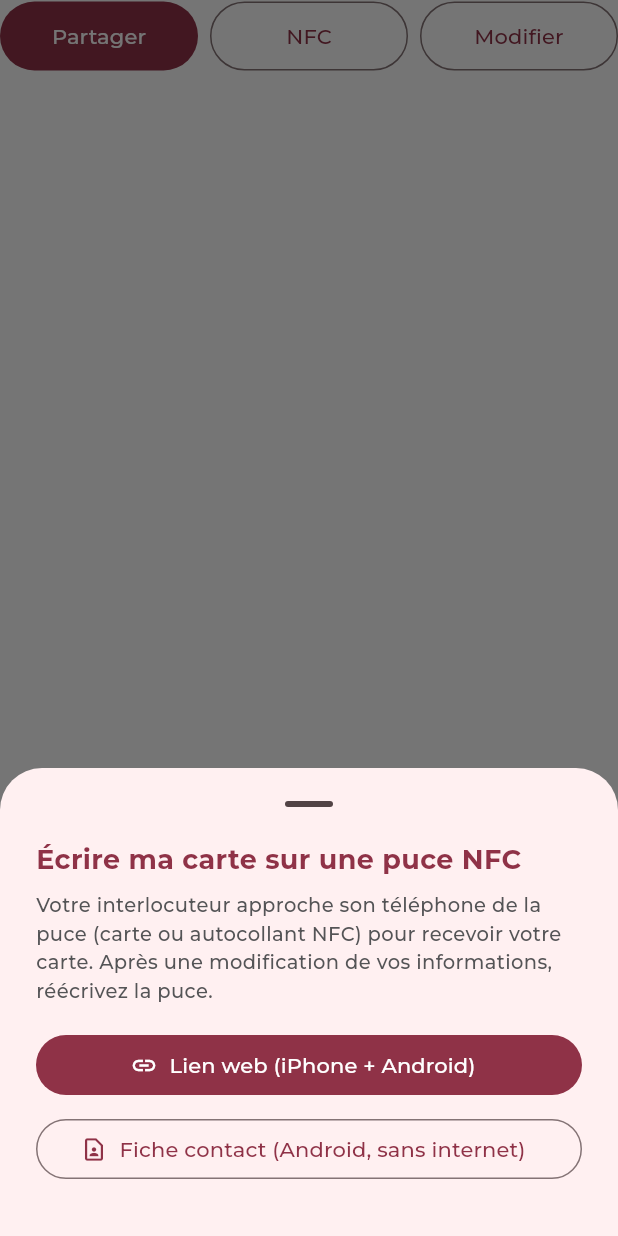
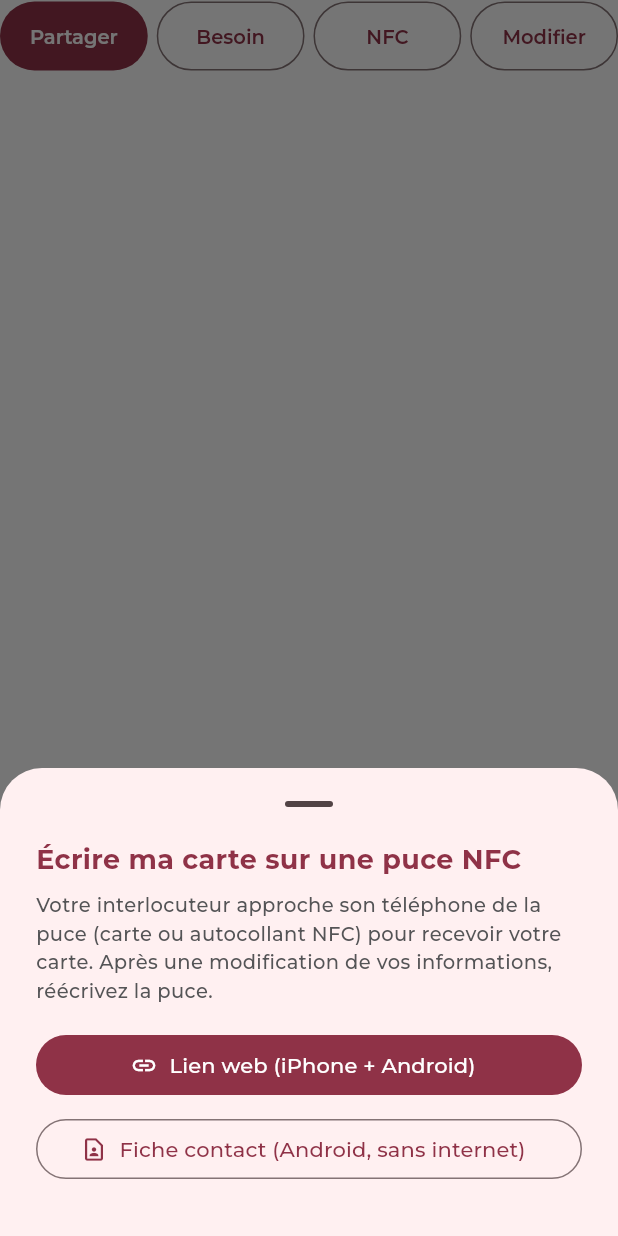
Before and after one commit to chahiafflatus-hue/expert-reglementaire-maroc, a Flutter app: the _Actions widget shown alone on an empty page, opened directly with empty values, after a tap on "NFC", on a phone screen of 412 x 824 dp. Run offline on Flutter 3.47's test engine with Material 3 defaults, Android fonts, the phone set to English and light mode, and no system bars; our stand-ins replace image_picker, material_ui, qr_flutter, share_plus, shared_preferences, sqflite; missing offline and left inert: excel, google_mlkit_text_recognition, nfc_manager, nfc_manager_ndef; accounts and stored records are empty.

Commit message:
Ajoute le bouton Besoin : QR code vers le formulaire d'expression de besoin
Co-Authored-By: Claude Fable 5.2 <noreply@anthropic.com>
Claude-Session: https://claude.ai/code/session_01HibRTjGheTdwc4a6HEn9Ea

```diff
--- a/carte_acg/lib/screens/my_card_screen.dart
+++ b/carte_acg/lib/screens/my_card_screen.dart
@@ -21,6 +21,9 @@ class MyCardScreen extends StatefulWidget {
 class _MyCardScreenState extends State<MyCardScreen> {
   CardData? _card;
   bool _loading = true;
+
+  /// Vrai : le QR code affiché ouvre le formulaire d'expression de besoin au lieu du contact.
+  bool _besoin = false;
 
   @override
   void initState() {
@@ -68,11 +71,20 @@ class _MyCardScreenState extends State<MyCardScreen> {
                         padding: const EdgeInsets.symmetric(vertical: 16),
                         // Le QR code occupe la hauteur restante ; sur un petit écran la page défile.
                         child: _QrBlock(
-                          data: card.toVCard(),
+                          data: _besoin ? kBesoinUrl : card.toVCard(),
+                          caption: _besoin
+                              ? 'SCANNEZ POUR EXPRIMER\nVOTRE BESOIN'
+                              : 'SCANNEZ POUR ENREGISTRER\nMON CONTACT',
                           size: (box.maxHeight - 360).clamp(170.0, 240.0),
                         ),
                       ),
-                      _Actions(card: card, onEdit: _edit),
+                      _Actions(
+                        card: card,
+                        besoin: _besoin,
+                        onToggleBesoin: () =>
+                            setState(() => _besoin = !_besoin),
+                        onEdit: _edit,
+                      ),
                     ],
                   ),
                 ),
@@ -257,8 +269,13 @@ class _InfoRow extends StatelessWidget {
 }
 
 class _QrBlock extends StatelessWidget {
-  const _QrBlock({required this.data, required this.size});
+  const _QrBlock({
+    required this.data,
+    required this.caption,
+    required this.size,
+  });
   final String data;
+  final String caption;
   final double size;
 
   @override
@@ -279,14 +296,14 @@ class _QrBlock extends StatelessWidget {
               padding: EdgeInsets.zero,
               backgroundColor: Colors.white,
               errorCorrectionLevel: QrErrorCorrectLevel.M,
-              semanticsLabel: 'QR code de ma carte de visite',
+              semanticsLabel: 'QR code',
             ),
           ),
           const SizedBox(height: 9),
-          const Text(
-            'SCANNEZ POUR ENREGISTRER\nMON CONTACT',
+          Text(
+            caption,
             textAlign: TextAlign.center,
-            style: TextStyle(
+            style: const TextStyle(
               color: kBordeaux,
               fontSize: 10,
               letterSpacing: 2,
@@ -300,13 +317,27 @@ class _QrBlock extends StatelessWidget {
 }
 
 final _compact = ButtonStyle(
-  padding: WidgetStateProperty.all(const EdgeInsets.symmetric(horizontal: 6)),
+  padding: WidgetStateProperty.all(const EdgeInsets.symmetric(horizontal: 4)),
   minimumSize: WidgetStateProperty.all(const Size(0, 46)),
+  textStyle: WidgetStateProperty.all(
+    const TextStyle(
+      fontFamily: 'Montserrat',
+      fontSize: 13,
+      fontWeight: FontWeight.w600,
+    ),
+  ),
 );
 
 class _Actions extends StatelessWidget {
-  const _Actions({required this.card, required this.onEdit});
+  const _Actions({
+    required this.card,
+    required this.besoin,
+    required this.onToggleBesoin,
+    required this.onEdit,
+  });
   final CardData card;
+  final bool besoin;
+  final VoidCallback onToggleBesoin;
   final VoidCallback onEdit;
 
   @override
@@ -320,7 +351,15 @@ class _Actions extends StatelessWidget {
             child: const Text('Partager'),
           ),
         ),
-        const SizedBox(width: 8),
+        const SizedBox(width: 6),
+        Expanded(
+          child: OutlinedButton(
+            style: _compact,
+            onPressed: onToggleBesoin,
+            child: Text(besoin ? 'Contact' : 'Besoin'),
+          ),
+        ),
+        const SizedBox(width: 6),
         Expanded(
           child: OutlinedButton(
             style: _compact,
@@ -328,7 +367,7 @@ class _Actions extends StatelessWidget {
             child: const Text('NFC'),
           ),
         ),
-        const SizedBox(width: 8),
+        const SizedBox(width: 6),
         Expanded(
           child: OutlinedButton(
             style: _compact,
```
Also changed, not shown: 1 other file.
